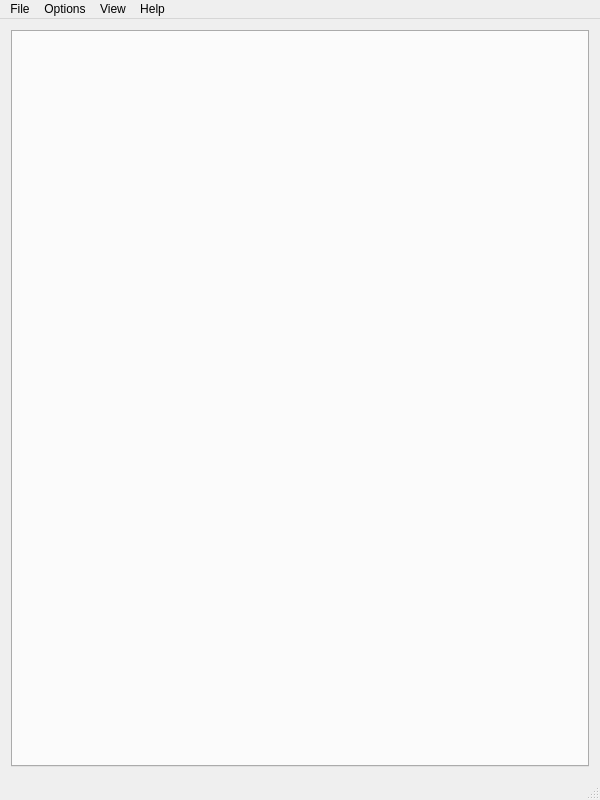
This is mainwindow.ui in Goddard/optic.ninja as Qt 5 draws it before an edit. The edited form follows.
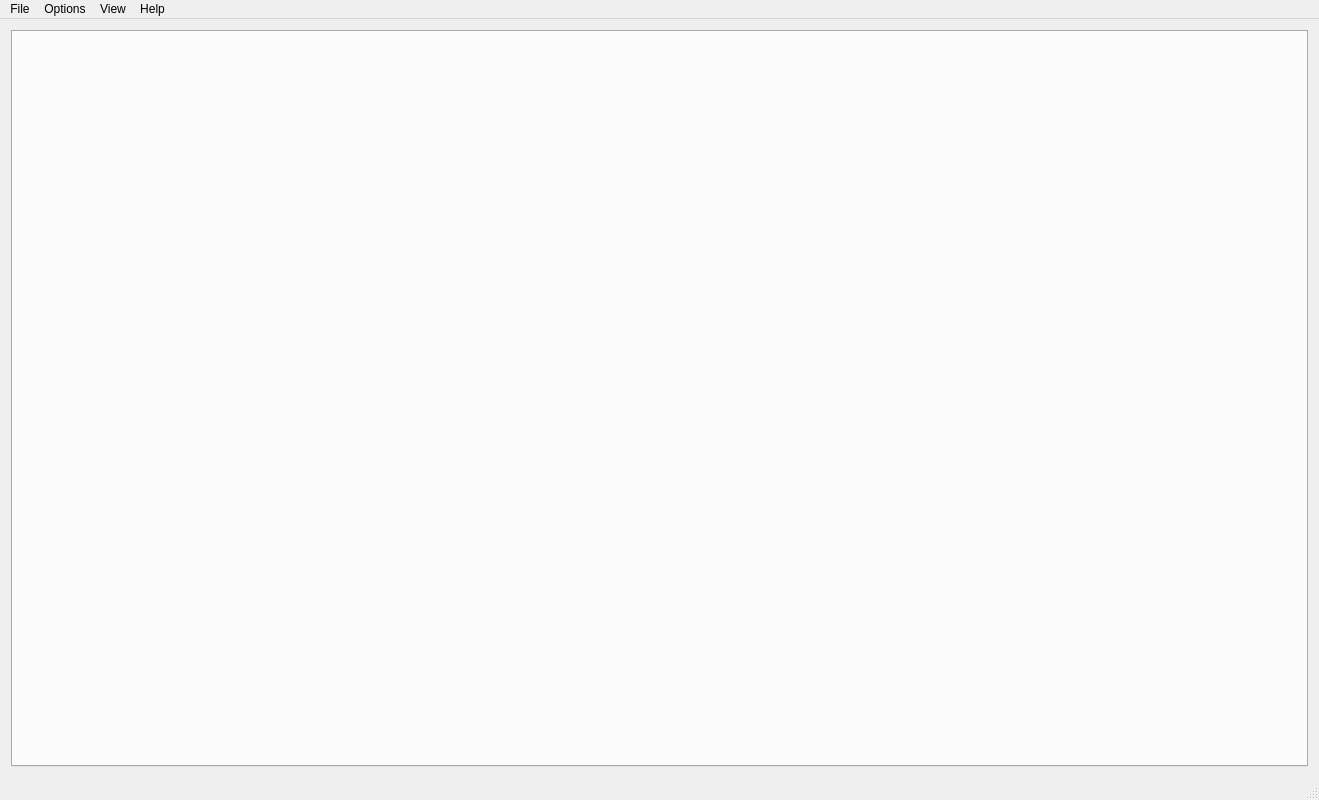
This is the edited form.

Patch:
```diff
--- a/mainwindow.ui
+++ b/mainwindow.ui
@@ -6,7 +6,7 @@
    <rect>
     <x>0</x>
     <y>0</y>
-    <width>600</width>
+    <width>1319</width>
     <height>800</height>
    </rect>
   </property>
@@ -50,8 +50,8 @@
     <rect>
      <x>0</x>
      <y>0</y>
-     <width>600</width>
-     <height>24</height>
+     <width>1319</width>
+     <height>21</height>
     </rect>
    </property>
    <widget class="QMenu" name="menuFile">
```
